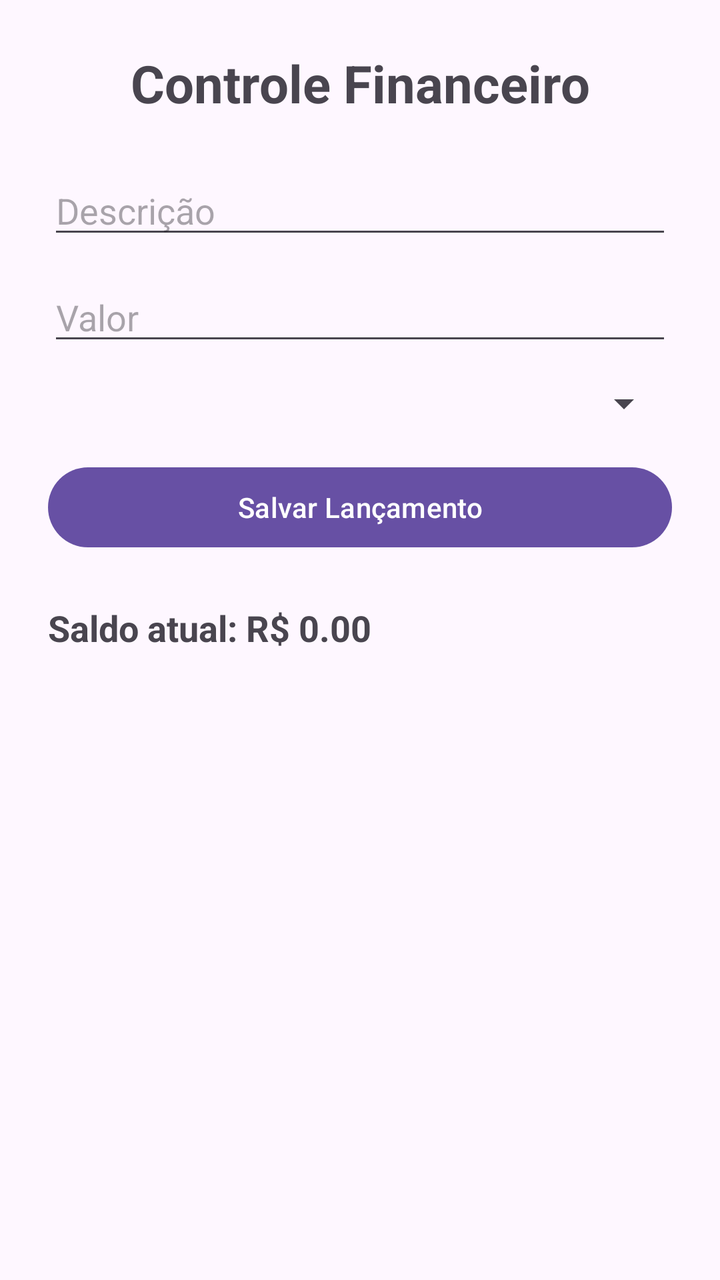
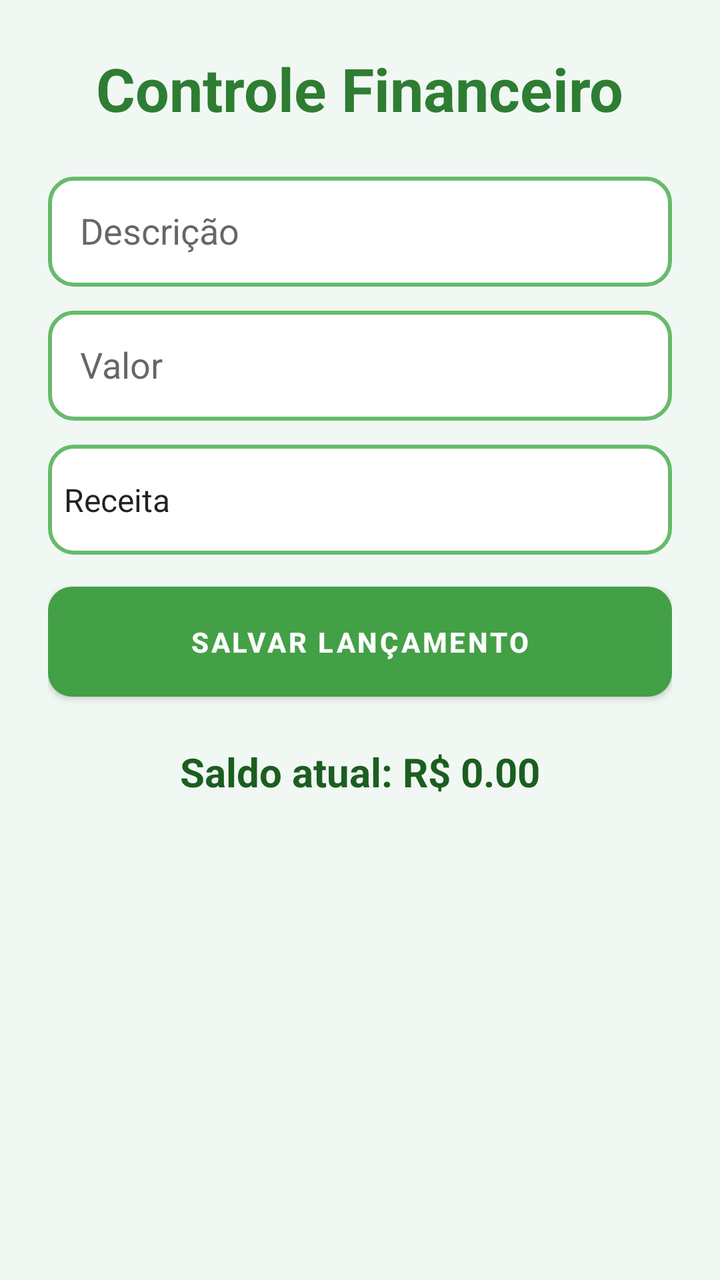

An Android layout rendered at two revisions. The XML below is the earlier revision; the diff shows what the commit changed to produce the second picture.
<!-- AndroidManifest.xml: application theme Theme.AppControlePro -->
<!-- res/layout/activity_financeiro.xml -->
<?xml version="1.0" encoding="utf-8"?>
<ScrollView xmlns:android="http://schemas.android.com/apk/res/android"
    xmlns:app="http://schemas.android.com/apk/res-auto"
    android:layout_width="match_parent"
    android:layout_height="match_parent"
    android:padding="24dp">

    <androidx.constraintlayout.widget.ConstraintLayout
        android:layout_width="match_parent"
        android:layout_height="wrap_content">

        
        <TextView
            android:id="@+id/txtTituloFinanceiro"
            android:layout_width="wrap_content"
            android:layout_height="wrap_content"
            android:text="Controle Financeiro"
            android:textSize="26sp"
            android:textStyle="bold"
            app:layout_constraintTop_toTopOf="parent"
            app:layout_constraintStart_toStartOf="parent"
            app:layout_constraintEnd_toEndOf="parent"/>

        
        <EditText
            android:id="@+id/edtDescricao"
            android:layout_width="0dp"
            android:layout_height="wrap_content"
            android:hint="Descrição"
            app:layout_constraintTop_toBottomOf="@id/txtTituloFinanceiro"
            app:layout_constraintStart_toStartOf="parent"
            app:layout_constraintEnd_toEndOf="parent"
            android:layout_marginTop="24dp"/>

        
        <EditText
            android:id="@+id/edtValor"
            android:layout_width="0dp"
            android:layout_height="wrap_content"
            android:hint="Valor"
            android:inputType="numberDecimal"
            app:layout_constraintTop_toBottomOf="@id/edtDescricao"
            app:layout_constraintStart_toStartOf="parent"
            app:layout_constraintEnd_toEndOf="parent"
            android:layout_marginTop="12dp"/>

        
        <Spinner
            android:id="@+id/edtTipo"
            android:layout_width="0dp"
            android:layout_height="wrap_content"
            app:layout_constraintTop_toBottomOf="@id/edtValor"
            app:layout_constraintStart_toStartOf="parent"
            app:layout_constraintEnd_toEndOf="parent"
            android:layout_marginTop="12dp"/>

        
        <Button
            android:id="@+id/btnSalvarLancamento"
            android:layout_width="0dp"
            android:layout_height="wrap_content"
            android:text="Salvar Lançamento"
            android:onClick="salvarLancamento"
            app:layout_constraintTop_toBottomOf="@id/edtTipo"
            app:layout_constraintStart_toStartOf="parent"
            app:layout_constraintEnd_toEndOf="parent"
            android:layout_marginTop="16dp"/>

        
        <TextView
            android:id="@+id/txtSaldo"
            android:layout_width="0dp"
            android:layout_height="wrap_content"
            android:text="Saldo atual: R$ 0.00"
            android:textSize="18sp"
            android:textStyle="bold"
            app:layout_constraintTop_toBottomOf="@id/btnSalvarLancamento"
            app:layout_constraintStart_toStartOf="parent"
            app:layout_constraintEnd_toEndOf="parent"
            android:layout_marginTop="24dp"/>

    </androidx.constraintlayout.widget.ConstraintLayout>

</ScrollView>
<!-- resources referenced by this layout -->
<resources>
  <style name="Theme.AppControlePro" parent="Base.Theme.AppControlePro" />
  <style name="Base.Theme.AppControlePro" parent="Theme.Material3.DayNight.NoActionBar">
          
          
      </style>
</resources>

<!-- the commit's change to res/layout/activity_financeiro.xml (unified diff, before → after) -->
@@ -3,7 +3,8 @@
     xmlns:app="http://schemas.android.com/apk/res-auto"
     android:layout_width="match_parent"
     android:layout_height="match_parent"
-    android:padding="24dp">
+    android:padding="24dp"
+    android:background="#F1F8F4">
 
     <androidx.constraintlayout.widget.ConstraintLayout
         android:layout_width="match_parent"
@@ -15,56 +16,67 @@
             android:layout_width="wrap_content"
             android:layout_height="wrap_content"
             android:text="Controle Financeiro"
-            android:textSize="26sp"
+            android:textSize="30sp"
             android:textStyle="bold"
+            android:textColor="#2E7D32"
             app:layout_constraintTop_toTopOf="parent"
             app:layout_constraintStart_toStartOf="parent"
-            app:layout_constraintEnd_toEndOf="parent"/>
+            app:layout_constraintEnd_toEndOf="parent" />
 
         
         <EditText
             android:id="@+id/edtDescricao"
             android:layout_width="0dp"
-            android:layout_height="wrap_content"
+            android:layout_height="55dp"
             android:hint="Descrição"
+            android:padding="16dp"
+            android:background="@drawable/campo_verde"
             app:layout_constraintTop_toBottomOf="@id/txtTituloFinanceiro"
             app:layout_constraintStart_toStartOf="parent"
             app:layout_constraintEnd_toEndOf="parent"
-            android:layout_marginTop="24dp"/>
+            android:layout_marginTop="24dp" />
 
         
         <EditText
             android:id="@+id/edtValor"
             android:layout_width="0dp"
-            android:layout_height="wrap_content"
+            android:layout_height="55dp"
             android:hint="Valor"
             android:inputType="numberDecimal"
+            android:padding="16dp"
+            android:background="@drawable/campo_verde"
             app:layout_constraintTop_toBottomOf="@id/edtDescricao"
             app:layout_constraintStart_toStartOf="parent"
             app:layout_constraintEnd_toEndOf="parent"
-            android:layout_marginTop="12dp"/>
+            android:layout_marginTop="12dp" />
 
         
         <Spinner
             android:id="@+id/edtTipo"
             android:layout_width="0dp"
-            android:layout_height="wrap_content"
+            android:layout_height="55dp"
+            android:entries="@array/tipos_financeiro"
+            android:background="@drawable/campo_verde"
             app:layout_constraintTop_toBottomOf="@id/edtValor"
             app:layout_constraintStart_toStartOf="parent"
             app:layout_constraintEnd_toEndOf="parent"
-            android:layout_marginTop="12dp"/>
+            android:layout_marginTop="12dp" />
 
         
         <Button
             android:id="@+id/btnSalvarLancamento"
             android:layout_width="0dp"
-            android:layout_height="wrap_content"
+            android:layout_height="55dp"
             android:text="Salvar Lançamento"
+            android:textColor="#FFFFFF"
+            android:textStyle="bold"
+            android:background="@drawable/botao_verde"
+            android:backgroundTint="@null"
             android:onClick="salvarLancamento"
             app:layout_constraintTop_toBottomOf="@id/edtTipo"
             app:layout_constraintStart_toStartOf="parent"
             app:layout_constraintEnd_toEndOf="parent"
-            android:layout_marginTop="16dp"/>
+            android:layout_marginTop="16dp" />
 
         
         <TextView
@@ -72,12 +84,14 @@
             android:layout_width="0dp"
             android:layout_height="wrap_content"
             android:text="Saldo atual: R$ 0.00"
-            android:textSize="18sp"
+            android:textSize="20sp"
             android:textStyle="bold"
+            android:textColor="#1B5E20"
+            android:gravity="center"
             app:layout_constraintTop_toBottomOf="@id/btnSalvarLancamento"
             app:layout_constraintStart_toStartOf="parent"
             app:layout_constraintEnd_toEndOf="parent"
-            android:layout_marginTop="24dp"/>
+            android:layout_marginTop="24dp" />
 
     </androidx.constraintlayout.widget.ConstraintLayout>
 
<!-- resource entries referenced after the edit -->
@@ -1,9 +1,40 @@
 <!-- resources referenced by this layout -->
 <resources>
-  <style name="Theme.AppControlePro" parent="Base.Theme.AppControlePro" />
-  <style name="Base.Theme.AppControlePro" parent="Theme.Material3.DayNight.NoActionBar">
-          
-          
+  <string-array name="tipos_financeiro">
+          <item>Receita</item>
+          <item>Despesa</item>
+      </string-array>
+  <!-- drawable botao_verde (drawable) -->
+  <?xml version="1.0" encoding="utf-8"?>
+  <shape xmlns:android="http://schemas.android.com/apk/res/android">
+      <solid android:color="#43A047"/>
+      <corners android:radius="12dp"/>
+  </shape>
+  <!-- drawable campo_verde (drawable) -->
+  <?xml version="1.0" encoding="utf-8"?>
+  <shape xmlns:android="http://schemas.android.com/apk/res/android">
+  
+      <solid android:color="#FFFFFF"/>
+  
+      <stroke
+          android:width="2dp"
+          android:color="#66BB6A"/>
+  
+      <corners android:radius="12dp"/>
+  
+  </shape>
+  <style name="Theme.AppControlePro" parent="Theme.MaterialComponents.DayNight.DarkActionBar">
+          <item name="colorPrimary">@color/green_500</item>
+          <item name="colorPrimaryVariant">@color/green_700</item>
+          <item name="colorSecondary">@color/teal_200</item>
+          <item name="colorSecondaryVariant">@color/teal_700</item>
+          <item name="android:statusBarColor">@color/green_700</item>
+          <item name="colorOnPrimary">@color/white</item>
       </style>
+  <color name="green_500">#43A047</color>
+  <color name="green_700">#2E7D32</color>
+  <color name="teal_200">#80CBC4</color>
+  <color name="teal_700">#00796B</color>
+  <color name="white">#FFFFFF</color>
 </resources>
 
